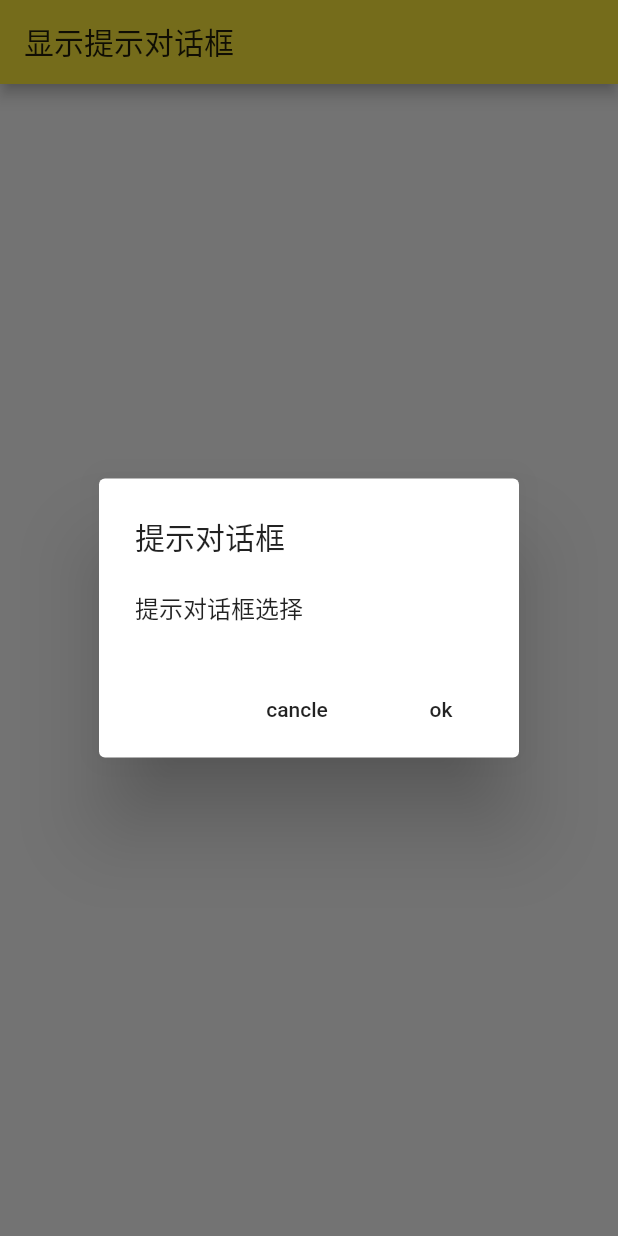
After one commit to huagnzhiqiang/flutter_demo, a Flutter app: the AlertDialogDemo screen opened directly, after a tap on "打开提示对话框选择", on a phone screen of 412 x 824 dp. The commit adds this screen. Run offline on Flutter 3.47's test engine with Material 2 defaults, Android fonts, the phone set to English and light mode, and no system bars; network calls fail.

Commit message:
AlertDialog：提示对话框

```diff
--- /dev/null
+++ b/lib/demo/AlertDialogDemo.dart
@@ -0,0 +1,69 @@
+import 'package:flutter/material.dart';
+
+/*
+ * @author 小强
+ *
+ * @time 2020/3/26  16:56
+ *
+ * @desc AlertDialog提示对话框
+ *
+ */
+class AlertDialogDemo extends StatefulWidget {
+  @override
+  _AlertDialogDemoState createState() => _AlertDialogDemoState();
+}
+
+class _AlertDialogDemoState extends State<AlertDialogDemo> {
+  @override
+  Widget build(BuildContext context) {
+    return Scaffold(
+      appBar: AppBar(
+        title: Text("显示提示对话框"),
+      ),
+      body: Container(
+        padding: EdgeInsets.all(10),
+        child: Column(
+          mainAxisAlignment: MainAxisAlignment.center,
+          children: <Widget>[
+            Row(
+              mainAxisAlignment: MainAxisAlignment.center,
+              children: <Widget>[
+                RaisedButton(
+                  onPressed: _openAlertDialog,
+                  child: Text("打开提示对话框选择"),
+                )
+              ],
+            )
+          ],
+        ),
+      ),
+    );
+  }
+
+  /*
+   * 打开提示框
+   */
+  void _openAlertDialog() {
+    showDialog(
+        barrierDismissible: false,
+        context: context,
+        builder: (context) {
+          return AlertDialog(
+            title: Text("提示对话框"),
+            content: Text("提示对话框选择"),
+            actions: <Widget>[
+              FlatButton(
+                  onPressed: () {
+                    Navigator.pop(context);
+                  },
+                  child: Text("cancle")),
+              FlatButton(
+                  onPressed: () {
+                    Navigator.pop(context);
+                  },
+                  child: Text("ok"))
+            ],
+          );
+        });
+  }
+}
--- a/lib/demo/MaterialComponentsDemo.dart
+++ b/lib/demo/MaterialComponentsDemo.dart
@@ -1,5 +1,6 @@
 import 'package:flutter/material.dart';
 
+import 'AlertDialogDemo.dart';
 import 'CheckboxDemo.dart';
 import 'DateTimeDemo.dart';
 import 'FormDemo.dart';
@@ -27,6 +28,10 @@ class MaterialComponentsDemo extends StatelessWidget {
       ),
       body: ListView(
         children: <Widget>[
+          ListItem(
+            title: "显示提示对话框AlertDialogDemo",
+            page: AlertDialogDemo(),
+          ),
           ListItem(
             title: "显示对话框SimpleDialogDemo",
             page: SimpleDialogDemo(),
```
